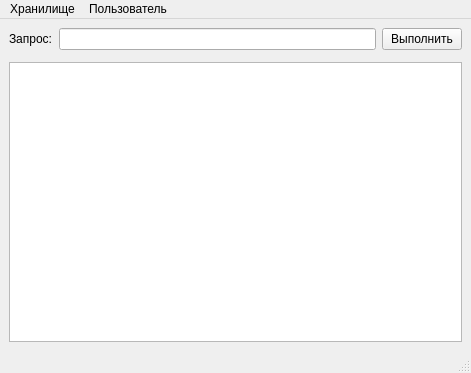
Qt form ui/mainwindow.ui (vlkv/reggata) before a commit.
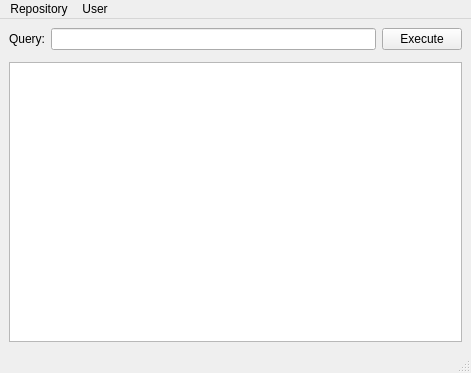
The same form after that commit.

The edit to the form file:
```diff
--- a/ui/mainwindow.ui
+++ b/ui/mainwindow.ui
@@ -19,7 +19,7 @@
       <item>
        <widget class="QLabel" name="label" >
         <property name="text" >
-         <string>Запрос:</string>
+         <string>Query:</string>
         </property>
        </widget>
       </item>
@@ -29,7 +29,7 @@
       <item>
        <widget class="QPushButton" name="pushButton_query_exec" >
         <property name="text" >
-         <string>Выполнить</string>
+         <string>Execute</string>
         </property>
        </widget>
       </item>
@@ -61,7 +61,7 @@
    </property>
    <widget class="QMenu" name="menu_repo" >
     <property name="title" >
-     <string>Хранилище</string>
+     <string>Repository</string>
     </property>
     <addaction name="action_repo_create" />
     <addaction name="action_repo_open" />
@@ -70,7 +70,7 @@
    </widget>
    <widget class="QMenu" name="menu" >
     <property name="title" >
-     <string>Пользователь</string>
+     <string>User</string>
     </property>
     <addaction name="action_user_create" />
     <addaction name="action_user_login" />
```
Left out of the diff: 16 changed lines with no effect on the pictures.
